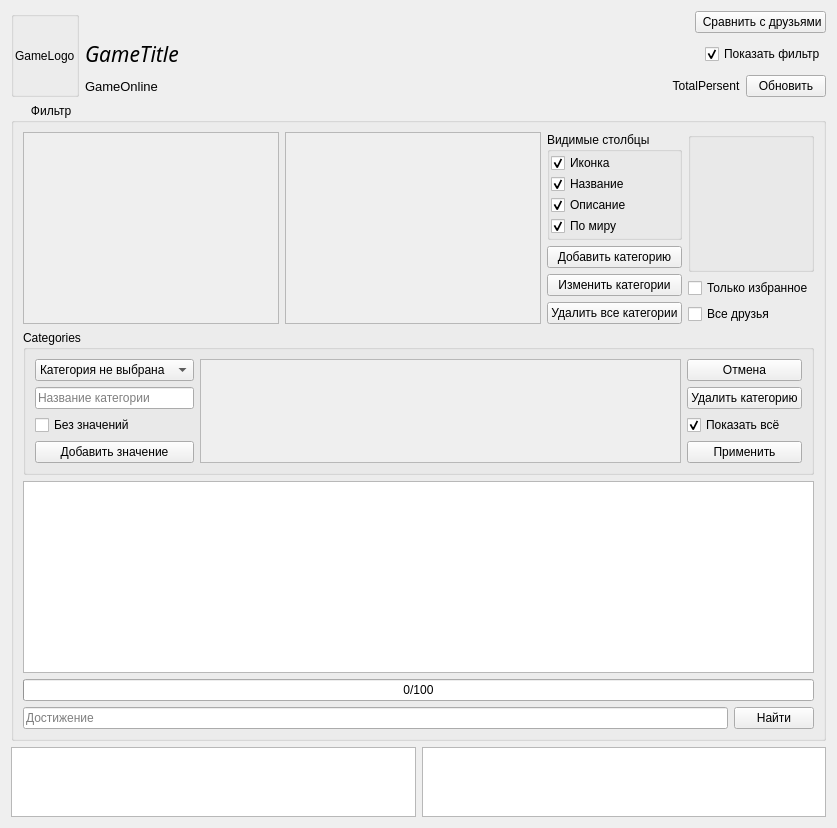
Qt form AraSteamManager/subform/formachievements.ui (Arankir/AraSteamManager) before a commit.
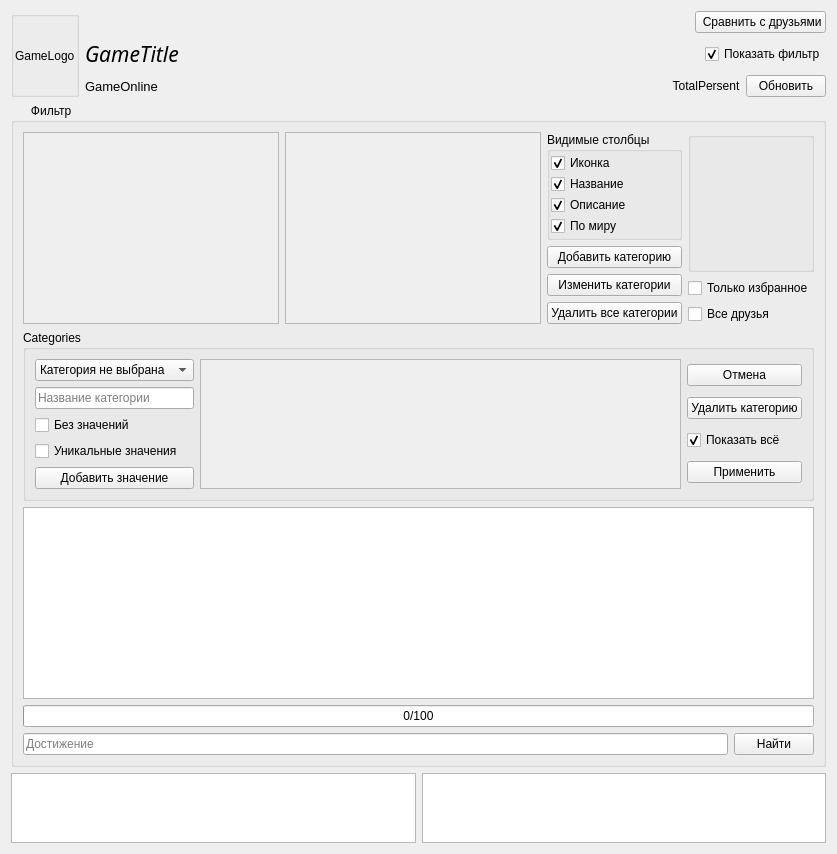
The same form after that commit.

Commit message: Добавлены уникальные поля категорий, изменена система игр

Patch:
```diff
--- a/AraSteamManager/subform/formachievements.ui
+++ b/AraSteamManager/subform/formachievements.ui
@@ -438,6 +438,13 @@
              </property>
             </widget>
            </item>
+           <item>
+            <widget class="QCheckBox" name="CheckBoxCategoryUniqueValue">
+             <property name="text">
+              <string>Уникальные значения</string>
+             </property>
+            </widget>
+           </item>
            <item>
             <widget class="QPushButton" name="ButtonAddValueCategory">
              <property name="text">
@@ -464,7 +471,7 @@
               <x>0</x>
               <y>0</y>
               <width>504</width>
-              <height>104</height>
+              <height>111</height>
              </rect>
             </property>
            </widget>
```
Left out of the diff: 4 changed lines with no effect on the pictures. The commit also changes 46 other files.
